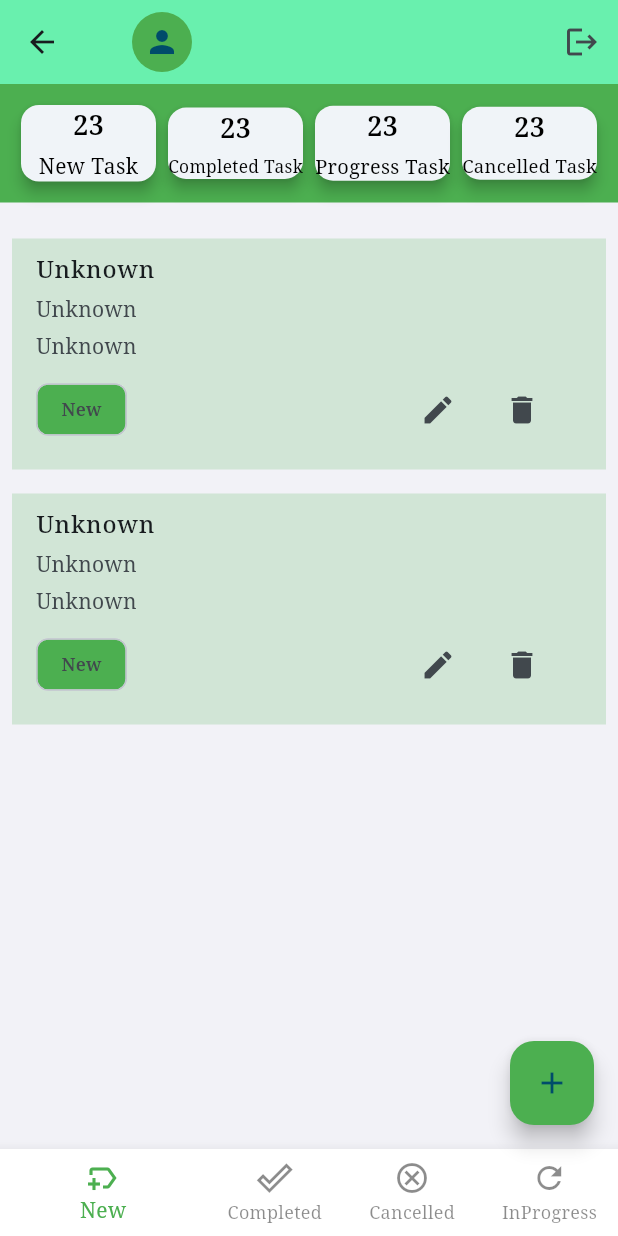
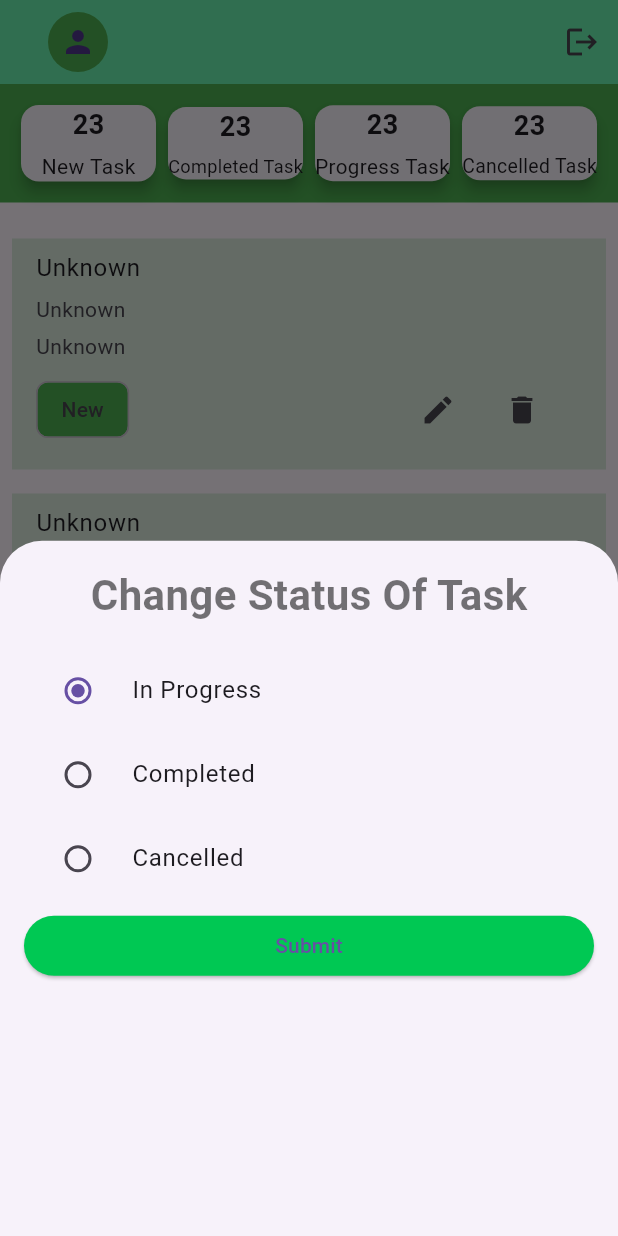
Before and after one commit to SyedPiyal/Task-Management-App, a Flutter app: the MainBottomNavBar screen opened directly, after a tap on the "edit" icon, on a phone screen of 412 x 824 dp. Run offline on Flutter 3.47's test engine with Material 3 defaults, Android fonts, the phone set to English and light mode, and no system bars; our stand-ins replace flutter_svg, image_picker, pin_code_fields, shared_preferences; accounts and stored records are empty.

```diff
--- /dev/null
+++ b/lib/core/model/login_response.dart
@@ -0,0 +1,55 @@
+class UserData {
+  String? status;
+  String? token;
+  Data? data;
+
+  UserData({
+    this.status,
+    this.token,
+    this.data,
+  });
+
+  factory UserData.fromJson(Map<String, dynamic> json) => UserData(
+        status: json["status"],
+        token: json["token"],
+        data: json["data"] == null ? null : Data.fromJson(json["data"]),
+      );
+
+  Map<String, dynamic> toJson() => {
+        "status": status,
+        "token": token,
+        "data": data?.toJson(),
+      };
+}
+
+class Data {
+  String? email;
+  String? firstName;
+  String? lastName;
+  String? mobile;
+  String? photo;
+
+  Data({
+    this.email,
+    this.firstName,
+    this.lastName,
+    this.mobile,
+    this.photo,
+  });
+
+  factory Data.fromJson(Map<String, dynamic> json) => Data(
+        email: json["email"],
+        firstName: json["firstName"],
+        lastName: json["lastName"],
+        mobile: json["mobile"],
+        photo: json["photo"],
+      );
+
+  Map<String, dynamic> toJson() => {
+        "email": email,
+        "firstName": firstName,
+        "lastName": lastName,
+        "mobile": mobile,
+        "photo": photo,
+      };
+}
--- a/lib/core/providers/auth_provider.dart
+++ /dev/null
@@ -1,23 +0,0 @@
-import 'package:flutter/cupertino.dart';
-import 'package:taskmanagment/core/model/login.dart';
-import 'package:taskmanagment/utils/enums/status.dart';
-
-abstract class AuthProvider with ChangeNotifier {
-  // Abstract method for logging in a user.
-  // This method must be implemented by any concrete subclass.
-  // It takes an email and a password as parameters.
-  Future<void> login(String email, String password);
-
-  // Abstract getter for obtaining the login data.
-  // This would return an instance of the `Login` model, which contains user login information.
-  // Subclasses must provide a concrete implementation to return login data.
-  Login? get loginData;
-
-  // Abstract getter that indicates whether a login operation is currently in progress.
-  // This is typically used to manage loading states in the UI.
-  bool get isLoading;
-
-  // Abstract getter for the current status.
-  // The `Status` enum would define various states, such as `authenticated`, `unauthenticated`, `loading`, etc.
-  Status get status;
-}
--- a/lib/core/providers/auth_provider_impl.dart
+++ /dev/null
@@ -1,76 +0,0 @@
-import 'package:taskmanagment/core/model/login.dart';
-import 'package:taskmanagment/core/providers/auth_provider.dart';
-import 'package:taskmanagment/utils/enums/status.dart';
-import 'package:taskmanagment/utils/sharePref/share_pref.dart';
-
-import '../service/login.dart';
-
-class AuthProviderImpl extends AuthProvider {
-  // Private members for handling login service and shared preferences.
-
-  // A service for managing login operations.
-  final LoginService _loginService;
-
-  // A utility for handling shared preferences.
-  final SharePref _sharePref;
-
-  // Stores the current login data.
-  Login? _login;
-
-  // Tracks whether a login operation is in progress.
-  bool _isLoading = false;
-
-  // Tracks the current authentication status.
-  Status _status = Status.NotLoggedIn;
-
-  // Constructor to initialize AuthProviderImpl with required services.
-  AuthProviderImpl(this._loginService, this._sharePref);
-
-  @override
-  // Getter to check if a login operation is currently in progress.
-  bool get isLoading => _isLoading;
-
-  @override
-  // Asynchronous method to handle the login process.
-  // It takes email and password as parameters.
-  Future<void> login(String email, String password) async {
-    // Set loading state to true and status to Authentication.
-    _isLoading = true;
-    _status = Status.Authentication;
-    notifyListeners();
-
-    try {
-      // Perform the login operation using the login service.
-      final result = await _loginService.login(email, password);
-
-      // Check if the login was successful (result and token are not null).
-      if (result != null && result.token != null) {
-        // Update the login data and status.
-        _login = result;
-        _status = Status.LoggedIn;
-
-        // Save the token to shared preferences.
-        await _sharePref.saveToken(result.token!);
-      } else {
-        // If login failed, update the status to NotLoggedIn.
-        _status = Status.NotLoggedIn;
-      }
-    } catch (e) {
-      // Handle any errors during the login process.
-      _status = Status.NotLoggedIn;
-      print(e); // Print the error for debugging.
-    }
-
-    // Set loading state to false and notify listeners about the state change.
-    _isLoading = false;
-    notifyListeners();
-  }
-
-  @override
-  // Getter to return the current login data.
-  Login? get loginData => _login;
-
-  @override
-  // Getter to return the current authentication status.
-  Status get status => _status;
-}
--- a/lib/core/view/common/widgets/change_status_task.dart
+++ b/lib/core/view/common/widgets/change_status_task.dart
@@ -12,18 +12,18 @@ showModalSheetChangeStatus(context,String taskId) {
       builder: (context) {
         return StatefulBuilder(builder: (context, changeState) {
           return Padding(
-            padding: EdgeInsets.all(16),
+            padding: const EdgeInsets.all(16),
             child: Column(
               children: [
                 Text(
                   "Change Status Of Task",
                   style: titleTextStyle,
                 ),
-                SizedBox(
+                const SizedBox(
                   height: 16,
                 ),
                 RadioListTile(
-                    title: Text("In Progress"),
+                    title: const Text("In Progress"),
                     value: "Progress",
                     groupValue: taskStatus,
                     onChanged: (value) {
@@ -31,7 +31,7 @@ showModalSheetChangeStatus(context,String taskId) {
                       changeState(() {});
                     }),
                 RadioListTile(
-                    title: Text("Completed"),
+                    title: const Text("Completed"),
                     value: "Completed",
                     groupValue: taskStatus,
                     onChanged: (value) {
@@ -39,18 +39,18 @@ showModalSheetChangeStatus(context,String taskId) {
                       changeState(() {});
                     }),
                 RadioListTile(
-                    title: Text("Cancelled"),
+                    title: const Text("Cancelled"),
                     value: "Cancelled",
                     groupValue: taskStatus,
                     onChanged: (value) {
                       taskStatus = value!;
                       changeState(() {});
                     }),
-                SizedBox(
+                const SizedBox(
                   height: 10,
                 ),
                 if(taskStatusInprogress==true)
-                  Center(child: CircularProgressIndicator(),)
+                  const Center(child: CircularProgressIndicator(),)
                 else
                   ReuseableElevatedButton(
 
--- a/lib/core/view/common/widgets/summery_card.dart
+++ b/lib/core/view/common/widgets/summery_card.dart
@@ -6,8 +6,8 @@ Card buildSummeryCard(int count,String title) {
       mainAxisAlignment: MainAxisAlignment.start,
       children: [
 
-        Text(count.toString(),style: TextStyle(fontSize: 18,fontWeight: FontWeight.w600),),
-        SizedBox(height: 5,),
+        Text(count.toString(),style: const TextStyle(fontSize: 18,fontWeight: FontWeight.w600),),
+        const SizedBox(height: 5,),
         FittedBox(child: Text("$title Task")),
       ],
     ),
--- a/lib/core/view/task/new_task_screen.dart
+++ b/lib/core/view/task/new_task_screen.dart
@@ -2,6 +2,7 @@ import 'package:flutter/material.dart';
 
 import 'package:http/http.dart' as http;
 
+import '../common/widgets/change_status_task.dart';
 import '../common/widgets/summery_card.dart';
 import '../common/widgets/task_widget.dart';
 
@@ -61,7 +62,9 @@ class _NewTaskScreenState extends State<NewTaskScreen> {
                     description: "Unknown",
                     type: "New",
                     date: "Unknown",
-                    onEditTap: () {},
+                    onEditTap: () {
+                      showModalSheetChangeStatus(context,/*task.sId ??*/ "");
+                    },
                     onDeleteTap: () {},
                   );
                 }),
--- a/lib/utils/theme/color_scheme.dart
+++ b/lib/utils/theme/color_scheme.dart
@@ -11,8 +11,7 @@ class ColorSchemeConfig {
     onPrimary: Colors.white,
     secondary: const Color(0x1B1D3FC8),
     onSecondary: Colors.white,
-    background: CupertinoColors.systemGrey6,
-    onBackground: Colors.black,
+    onSurface: Colors.black,
     error: Colors.red,
     inversePrimary: Colors.green,
     onInverseSurface: Colors.yellow,
@@ -30,8 +29,7 @@ class ColorSchemeConfig {
     onPrimary: Colors.transparent,
     secondary: Colors.white,
     onSecondary: Colors.white,
-    background: Colors.black45,
-    onBackground: Colors.white,
+    onSurface: Colors.white,
     error: Colors.red,
     inversePrimary: Colors.green,
     onInverseSurface: Colors.yellow,
```
Also changed, not shown: lib/core/model/login.dart (+23 -3 lines), lib/core/model/sign_up.dart (+0 -9 lines), lib/core/service/auth_service.dart (added, +58 -0 lines), lib/core/service/login.dart (deleted, +0 -46 lines), lib/core/view/login/login_screen.dart (+33 -37 lines), lib/main.dart (+7 -18 lines).
